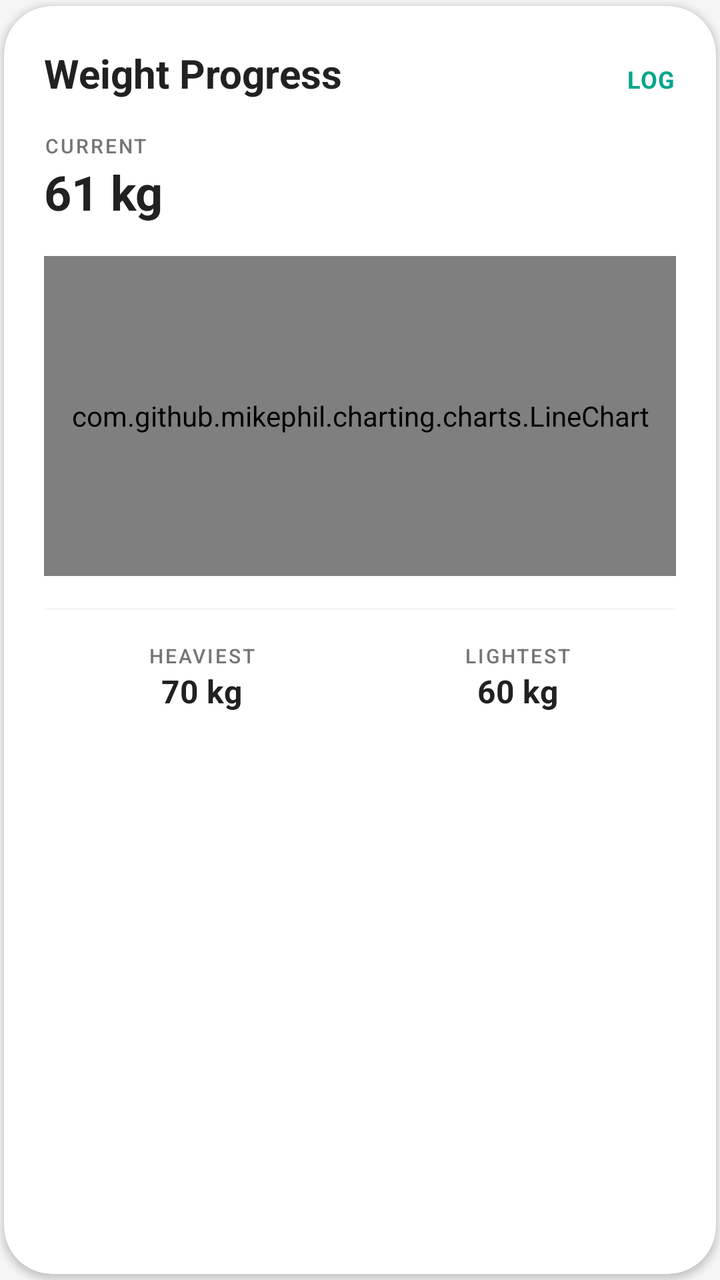
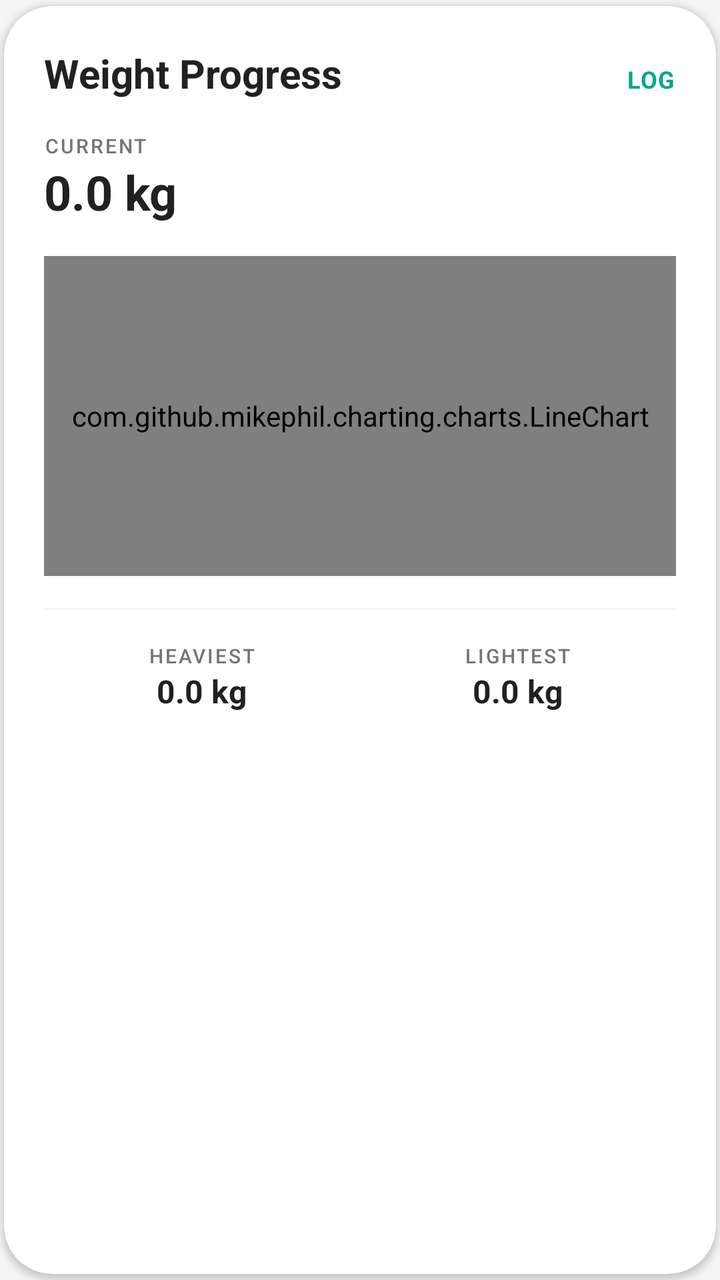

Two renders of the same Android screen: before a commit and after it. Below are the layout's source before the change and the commit's diff.
<!-- AndroidManifest.xml: application theme Theme.Nutriority -->
<!-- res/layout/item_line_chart.xml -->
<?xml version="1.0" encoding="utf-8"?>
<com.google.android.material.card.MaterialCardView
    xmlns:android="http://schemas.android.com/apk/res/android"
    xmlns:app="http://schemas.android.com/apk/res-auto"
    xmlns:tools="http://schemas.android.com/tools"
    android:layout_width="match_parent"
    android:layout_height="wrap_content"
    android:layout_marginTop="16dp"
    app:cardBackgroundColor="@android:color/white"
    app:cardCornerRadius="24dp"
    app:cardElevation="2dp"
    app:cardPreventCornerOverlap="false"
    app:cardUseCompatPadding="true"
    app:strokeWidth="0dp">

    <androidx.constraintlayout.widget.ConstraintLayout
        android:layout_width="match_parent"
        android:layout_height="wrap_content"
        android:background="@android:color/transparent"
        android:padding="20dp">

        <TextView
            android:id="@+id/text_weight_title"
            android:layout_width="wrap_content"
            android:layout_height="wrap_content"
            android:fontFamily="sans-serif"
            android:textStyle="bold"
            android:text="Weight Progress"
            android:textColor="#212121"
            android:textSize="20sp"
            app:layout_constraintStart_toStartOf="parent"
            app:layout_constraintTop_toTopOf="parent" />

        <TextView
            android:layout_width="wrap_content"
            android:layout_height="wrap_content"
            android:fontFamily="sans-serif"
            android:textStyle="bold"
            android:text="LOG"
            android:textColor="@color/green"
            android:textSize="12sp"
            android:letterSpacing="0.05"
            app:layout_constraintBaseline_toBaselineOf="@id/text_weight_title"
            app:layout_constraintEnd_toEndOf="parent" />

        <LinearLayout
            android:id="@+id/current_weight_container"
            android:layout_width="wrap_content"
            android:layout_height="wrap_content"
            android:layout_marginTop="16dp"
            android:orientation="vertical"
            app:layout_constraintStart_toStartOf="parent"
            app:layout_constraintTop_toBottomOf="@id/text_weight_title">

            <TextView
                android:layout_width="wrap_content"
                android:layout_height="wrap_content"
                android:fontFamily="sans-serif-medium"
                android:text="CURRENT"
                android:textColor="#757575"
                android:textSize="10sp"
                android:letterSpacing="0.1" />

            <TextView
                android:layout_width="wrap_content"
                android:layout_height="wrap_content"
                android:fontFamily="sans-serif"
                android:textStyle="bold"
                android:text="61 kg"
                android:textColor="#212121"
                android:textSize="24sp" />
        </LinearLayout>

        <com.github.mikephil.charting.charts.LineChart
            android:id="@+id/line_chart"
            android:layout_width="0dp"
            android:layout_height="160dp"
            android:layout_marginTop="16dp"
            app:layout_constraintEnd_toEndOf="parent"
            app:layout_constraintStart_toStartOf="parent"
            app:layout_constraintTop_toBottomOf="@id/current_weight_container" />

        <View
            android:id="@+id/divider"
            android:layout_width="match_parent"
            android:layout_height="1dp"
            android:layout_marginTop="16dp"
            android:background="#F5F5F5"
            app:layout_constraintTop_toBottomOf="@id/line_chart" />

        <LinearLayout
            android:layout_width="match_parent"
            android:layout_height="wrap_content"
            android:layout_marginTop="16dp"
            android:orientation="horizontal"
            app:layout_constraintTop_toBottomOf="@id/divider">

            <LinearLayout
                android:layout_width="0dp"
                android:layout_height="wrap_content"
                android:layout_weight="1"
                android:gravity="center"
                android:orientation="vertical">

                <TextView
                    android:layout_width="wrap_content"
                    android:layout_height="wrap_content"
                    android:fontFamily="sans-serif-medium"
                    android:text="HEAVIEST"
                    android:textColor="#757575"
                    android:textSize="10sp"
                    android:letterSpacing="0.1" />

                <TextView
                    android:layout_width="wrap_content"
                    android:layout_height="wrap_content"
                    android:fontFamily="sans-serif"
                    android:textStyle="bold"
                    android:text="70 kg"
                    android:textColor="#212121"
                    android:textSize="16sp" />
            </LinearLayout>

            <LinearLayout
                android:layout_width="0dp"
                android:layout_height="wrap_content"
                android:layout_weight="1"
                android:gravity="center"
                android:orientation="vertical">

                <TextView
                    android:layout_width="wrap_content"
                    android:layout_height="wrap_content"
                    android:fontFamily="sans-serif-medium"
                    android:text="LIGHTEST"
                    android:textColor="#757575"
                    android:textSize="10sp"
                    android:letterSpacing="0.1" />

                <TextView
                    android:layout_width="wrap_content"
                    android:layout_height="wrap_content"
                    android:fontFamily="sans-serif"
                    android:textStyle="bold"
                    android:text="60 kg"
                    android:textColor="#212121"
                    android:textSize="16sp" />
            </LinearLayout>
        </LinearLayout>
    </androidx.constraintlayout.widget.ConstraintLayout>
</com.google.android.material.card.MaterialCardView>
<!-- resources referenced by this layout -->
<resources>
  <color name="green">#00A78B</color>
  <style name="Theme.Nutriority" parent="Base.Theme.Nutriority" />
  <style name="Base.Theme.Nutriority" parent="Theme.Material3.Light.NoActionBar">
          <item name="android:windowBackground">#F5F5F5</item>
          <item name="android:windowDrawsSystemBarBackgrounds">true</item>
          <item name="android:statusBarColor">@android:color/transparent</item>
          <item name="android:windowLightStatusBar">true</item>
          <item name="android:navigationBarColor">@android:color/transparent</item>
          <item name="android:windowLightNavigationBar" tools:ignore="NewApi">true</item>
          <item name="android:enforceNavigationBarContrast" tools:ignore="NewApi">false</item>
      </style>
</resources>

<!-- the commit's change to res/layout/item_line_chart.xml (unified diff, before → after) -->
@@ -32,6 +32,7 @@
             app:layout_constraintTop_toTopOf="parent" />
 
         <TextView
+            android:id="@+id/btn_log_weight"
             android:layout_width="wrap_content"
             android:layout_height="wrap_content"
             android:fontFamily="sans-serif"
@@ -62,11 +63,12 @@
                 android:letterSpacing="0.1" />
 
             <TextView
+                android:id="@+id/tv_current_weight"
                 android:layout_width="wrap_content"
                 android:layout_height="wrap_content"
                 android:fontFamily="sans-serif"
                 android:textStyle="bold"
-                android:text="61 kg"
+                android:text="0.0 kg"
                 android:textColor="#212121"
                 android:textSize="24sp" />
         </LinearLayout>
@@ -112,11 +114,12 @@
                     android:letterSpacing="0.1" />
 
                 <TextView
+                    android:id="@+id/tv_heaviest_weight"
                     android:layout_width="wrap_content"
                     android:layout_height="wrap_content"
                     android:fontFamily="sans-serif"
                     android:textStyle="bold"
-                    android:text="70 kg"
+                    android:text="0.0 kg"
                     android:textColor="#212121"
                     android:textSize="16sp" />
             </LinearLayout>
@@ -138,11 +141,12 @@
                     android:letterSpacing="0.1" />
 
                 <TextView
+                    android:id="@+id/tv_lightest_weight"
                     android:layout_width="wrap_content"
                     android:layout_height="wrap_content"
                     android:fontFamily="sans-serif"
                     android:textStyle="bold"
-                    android:text="60 kg"
+                    android:text="0.0 kg"
                     android:textColor="#212121"
                     android:textSize="16sp" />
             </LinearLayout>
